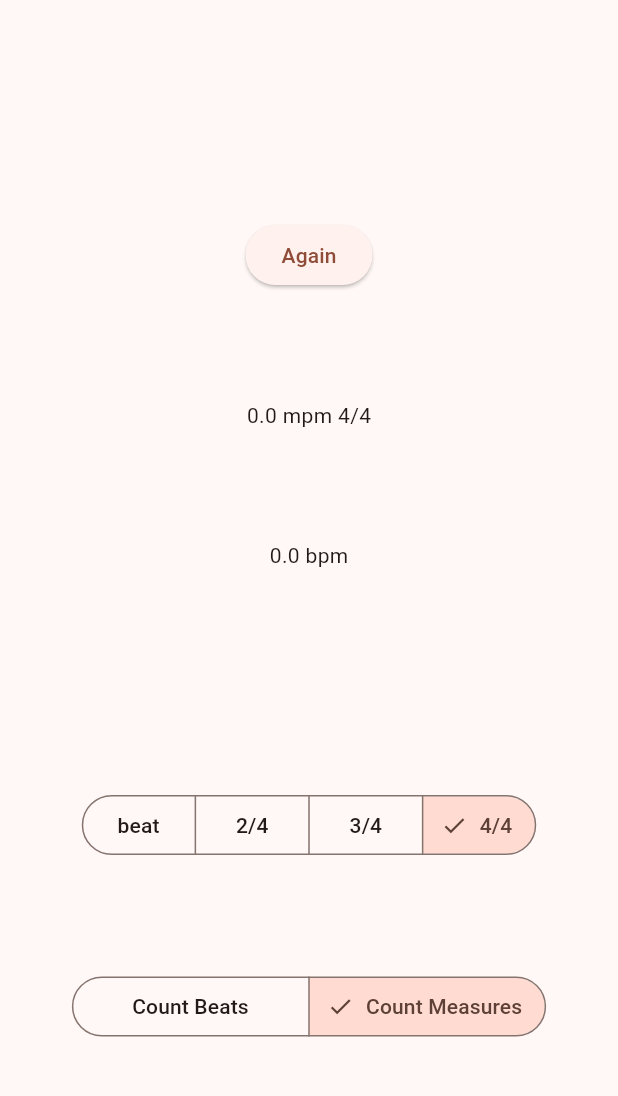
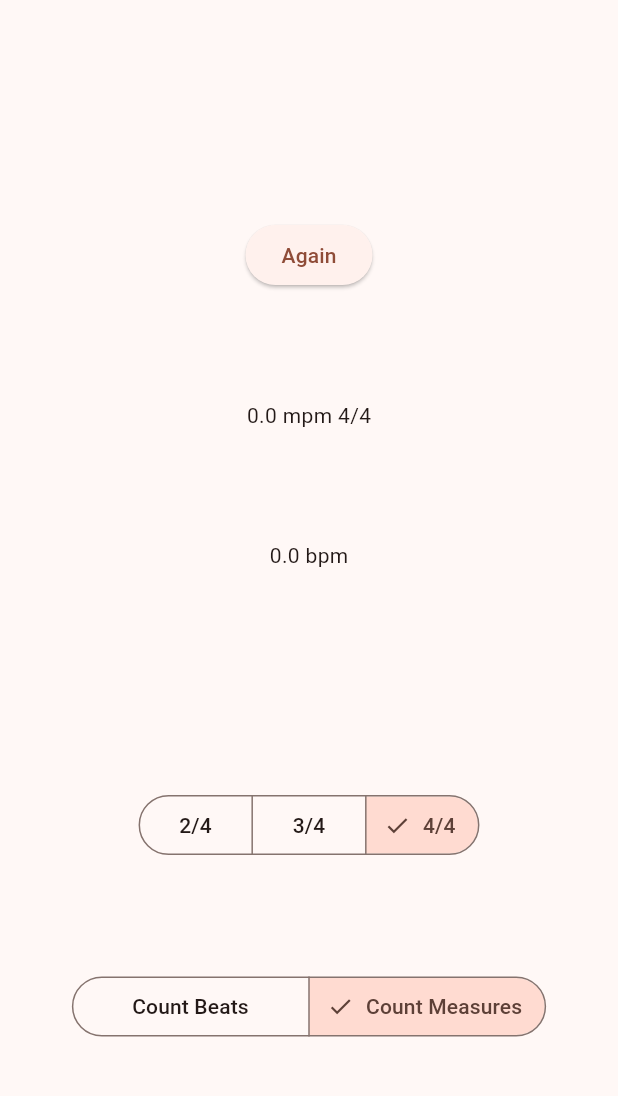
Before and after one commit to dwgray/flutter_beat_counter, a Flutter app: the screen it shows after launch, after a tap on an icon or button, on a phone screen of 412 x 824 dp, the part 84-1180 px from its top. Run offline on Flutter 3.47's test engine with Material 2 defaults, Android fonts, the light colour scheme and no system bars.

Commit message:
Some cleanup

```diff
--- a/lib/main.dart
+++ b/lib/main.dart
@@ -62,7 +62,6 @@ class Counter with ChangeNotifier {
   }
 
   void onTimeout() {
-    log('Entering Timeout: $_clickState');
     switch (_clickState) {
       case ClickState.initial:
       case ClickState.firstClick:
@@ -129,89 +128,58 @@ class MyApp extends StatelessWidget {
     return MaterialApp(
       title: 'Beat Counter',
       theme: ThemeData(
-        // This is the theme of your application.
-        //
-        // TRY THIS: Try running your application with "flutter run". You'll see
-        // the application has a blue toolbar. Then, without quitting the app,
-        // try changing the seedColor in the colorScheme below to Colors.green
-        // and then invoke "hot reload" (save your changes or press the "hot
-        // reload" button in a Flutter-supported IDE, or press "r" if you used
-        // the command line to start the app).
-        //
-        // Notice that the counter didn't reset back to zero; the application
-        // state is not lost during the reload. To reset the state, use hot
-        // restart instead.
-        //
-        // This works for code too, not just values: Most code changes can be
-        // tested with just a hot reload.
         colorScheme: ColorScheme.fromSeed(seedColor: Colors.deepOrange),
         useMaterial3: true,
       ),
-      home: const MyHomePage(title: 'Beat Counter'),
+      home: Consumer<Counter>(
+          builder: (context, state, child) =>
+              MyHomePage(title: 'Beat Counter', state: state)),
     );
   }
 }
 
 class MyHomePage extends StatelessWidget {
-  const MyHomePage({super.key, required this.title});
-
-  // This widget is the home page of your application. It is stateful, meaning
-  // that it has a State object (defined below) that contains fields that affect
-  // how it looks.
-
-  // This class is the configuration for the state. It holds the values (in this
-  // case the title) provided by the parent (in this case the App widget) and
-  // used by the build method of the State. Fields in a Widget subclass are
-  // always marked "final".
-
+  const MyHomePage({super.key, required this.title, required this.state});
   final String title;
+  final Counter state;
 
   @override
   Widget build(BuildContext context) {
-    // This method is rerun every time setState is called
-    //
-    // The Flutter framework has been optimized to make rerunning build methods
-    // fast, so that you can just rebuild anything that needs updating rather
-    // than having to individually change instances of widgets.
+    log('${state.method}');
+    var mpm = state.method == CountMethod.measure
+        ? <Widget>[
+            Text("${state.mpm.toStringAsFixed(1)} mpm ${state.meter.index}/4"),
+            const Spacer(flex: 1),
+          ]
+        : [];
+
+    var elements = <Widget>[
+      const Spacer(flex: 2),
+      ElevatedButton(
+        onPressed: () {
+          state.click();
+        },
+        child: Text(state.clickLabel),
+      ),
+      const Spacer(flex: 1),
+      ...mpm,
+      Text("${state.bpm.toStringAsFixed(1)} bpm"),
+      const Spacer(flex: 2),
+      const MeterChooser(),
+      const Spacer(flex: 1),
+      const MethodChooser(),
+      const Spacer(flex: 1),
+    ];
+
     return Scaffold(
       appBar: AppBar(
-        // TRY THIS: Try changing the color here to a specific color (to
-        // Colors.amber, perhaps?) and trigger a hot reload to see the AppBar
-        // change color while the other colors stay the same.
         backgroundColor: Theme.of(context).colorScheme.inversePrimary,
-        // Here we take the value from the MyHomePage object that was created by
-        // the App.build method, and use it to set our appbar title.
         title: Center(child: Text(title)),
       ),
       body: Center(
-        // Center is a layout widget. It takes a single child and positions it
-        // in the middle of the parent.
         child: Column(
           mainAxisAlignment: MainAxisAlignment.center,
-          children: <Widget>[
-            const Spacer(flex: 2),
-            ElevatedButton(
-              onPressed: () {
-                var state = context.read<Counter>();
-                state.click();
-              },
-              child: Consumer<Counter>(
-                  builder: (context, state, child) => Text(state.clickLabel)),
-            ),
-            const Spacer(flex: 1),
-            Consumer<Counter>(
-                builder: (context, state, child) => Text(
-                    "${state.mpm.toStringAsFixed(1)} mpm ${state.meter.index}/4")),
-            const Spacer(flex: 1),
-            Consumer<Counter>(
-                builder: (context, state, child) =>
-                    Text("${state.bpm.toStringAsFixed(1)} bpm")),
-            const Spacer(flex: 2),
-            const MeterChooser(),
-            const Spacer(flex: 1),
-            const MethodChooser(),
-            const Spacer(flex: 1),
-          ],
+          children: elements,
         ),
       ),
     );
@@ -228,7 +196,6 @@ class MeterChooser extends StatelessWidget {
     return Consumer<Counter>(
         builder: (context, state, child) => SegmentedButton<Meter>(
                 segments: const <ButtonSegment<Meter>>[
-                  ButtonSegment<Meter>(value: Meter.beat, label: Text('beat')),
                   ButtonSegment<Meter>(value: Meter.double, label: Text('2/4')),
                   ButtonSegment<Meter>(value: Meter.waltz, label: Text('3/4')),
                   ButtonSegment<Meter>(value: Meter.common, label: Text('4/4')),
```
